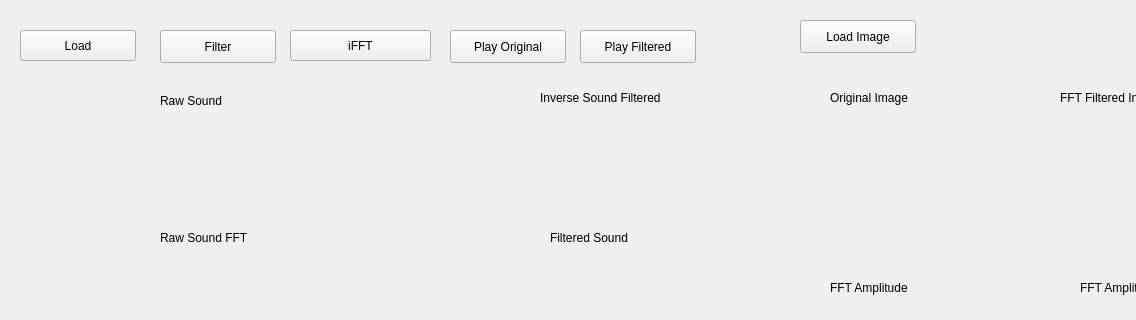
IZAK95/FFT-Sound-and-Image, file mainwindow.ui: the form before one commit; both pictures show x 0 to 1136 and y 0 to 320 of the 1470 by 752 pixel window.
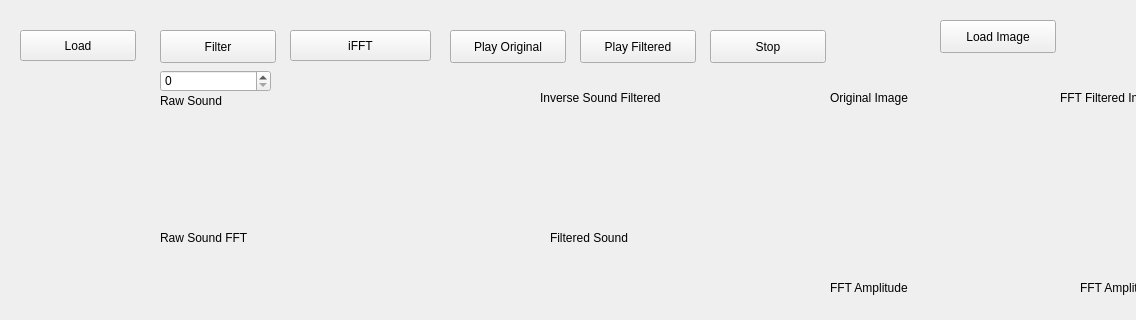
The form after the commit. Custom widgets are drawn as their Qt base class.

Commit message: Added Spinbox For Frequency

```diff
--- a/mainwindow.ui
+++ b/mainwindow.ui
@@ -129,7 +129,7 @@
    <widget class="QPushButton" name="load_image">
     <property name="geometry">
      <rect>
-      <x>800</x>
+      <x>940</x>
       <y>20</y>
       <width>116</width>
       <height>33</height>
@@ -386,6 +386,35 @@
      <string>FFT Phase Filtered</string>
     </property>
    </widget>
+   <widget class="QSpinBox" name="freqSelect">
+    <property name="geometry">
+     <rect>
+      <x>160</x>
+      <y>70</y>
+      <width>111</width>
+      <height>22</height>
+     </rect>
+    </property>
+    <property name="maximum">
+     <number>100000</number>
+    </property>
+    <property name="singleStep">
+     <number>1000</number>
+    </property>
+   </widget>
+   <widget class="QPushButton" name="Stop">
+    <property name="geometry">
+     <rect>
+      <x>710</x>
+      <y>30</y>
+      <width>116</width>
+      <height>33</height>
+     </rect>
+    </property>
+    <property name="text">
+     <string>Stop</string>
+    </property>
+   </widget>
   </widget>
   <widget class="QStatusBar" name="statusbar"/>
  </widget>
```
The commit also changes 2 other files.
